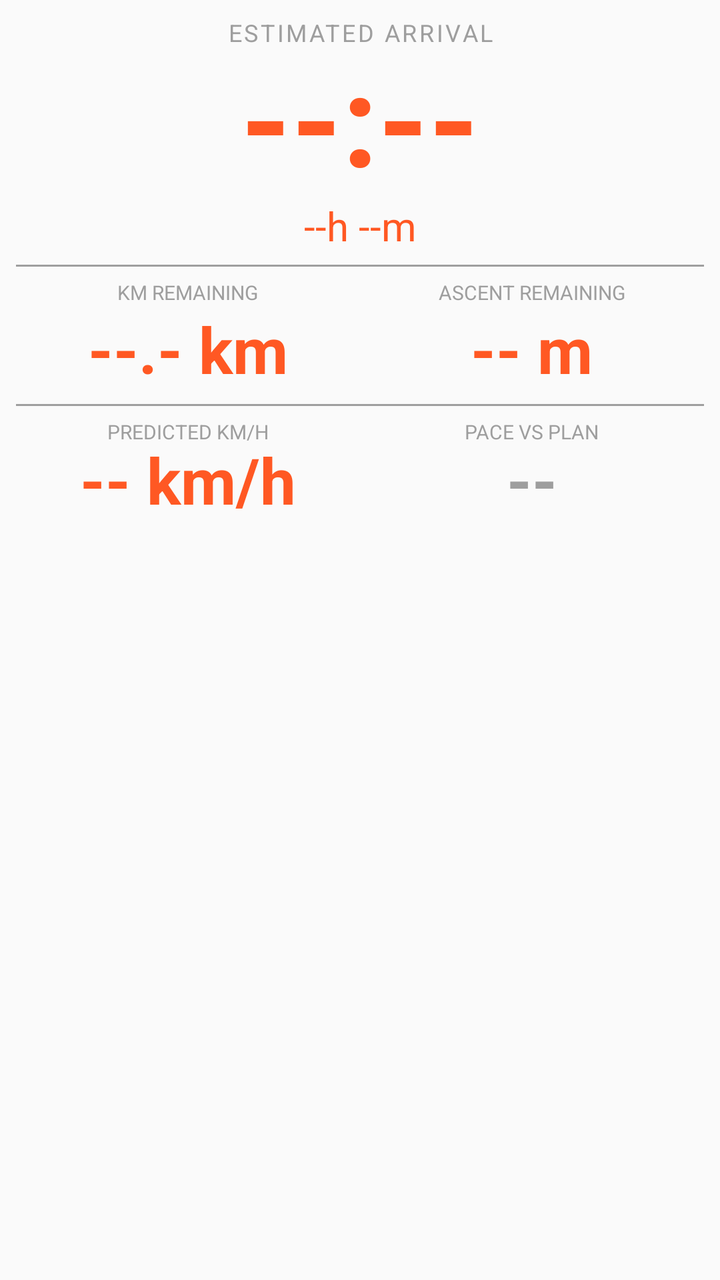
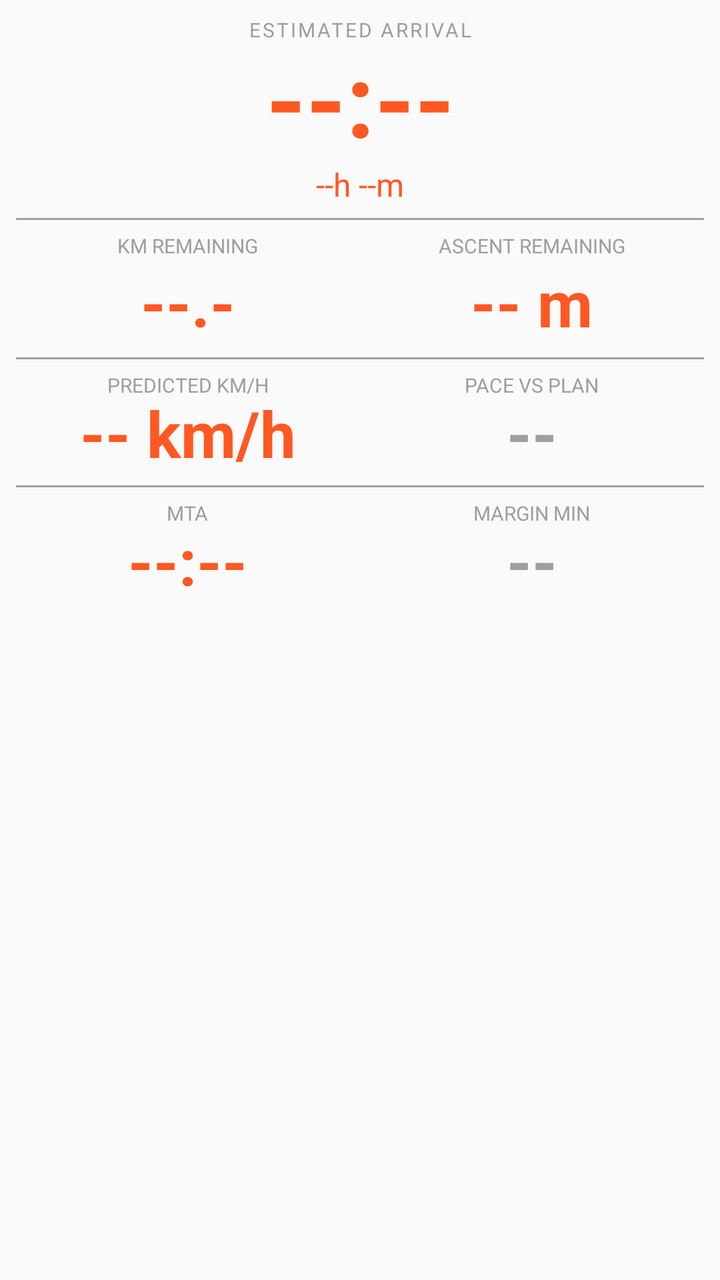

The first picture is an Android layout as it rendered before a commit; the second is the same layout after the commit. The layout source and the unified diff follow.
<!-- AndroidManifest.xml: application theme Theme.AppCompat.DayNight.NoActionBar -->
<!-- res/layout/view_eta_master.xml -->
<?xml version="1.0" encoding="utf-8"?>
<LinearLayout xmlns:android="http://schemas.android.com/apk/res/android"
    android:id="@+id/root_master"
    android:layout_width="match_parent"
    android:layout_height="match_parent"
    android:background="@android:color/transparent"
    android:orientation="vertical"
    android:padding="8dp">

    
    <TextView
        android:id="@+id/tv_master_lbl_eta"
        android:layout_width="match_parent"
        android:layout_height="wrap_content"
        android:text="ESTIMATED ARRIVAL"
        android:textColor="#9E9E9E"
        android:textSize="12sp"
        android:gravity="center"
        android:letterSpacing="0.1" />

    <TextView
        android:id="@+id/tv_master_eta"
        android:layout_width="match_parent"
        android:layout_height="wrap_content"
        android:text="--:--"
        android:textColor="#FF5823"
        android:textSize="64sp"
        android:textStyle="bold"
        android:gravity="center"
        android:includeFontPadding="false" />

    <TextView
        android:id="@+id/tv_master_remaining"
        android:layout_width="match_parent"
        android:layout_height="wrap_content"
        android:text="--h --m"
        android:textColor="#FF5823"
        android:textSize="20sp"
        android:gravity="center" />

    
    <TextView
        android:id="@+id/tv_master_div1"
        android:layout_width="match_parent"
        android:layout_height="1dp"
        android:layout_marginTop="6dp"
        android:layout_marginBottom="6dp"
        android:background="#9E9E9E" />

    
    <LinearLayout
        android:layout_width="match_parent"
        android:layout_height="wrap_content"
        android:orientation="horizontal"
        android:baselineAligned="false">

        <LinearLayout
            android:layout_width="0dp"
            android:layout_height="wrap_content"
            android:layout_weight="1"
            android:orientation="vertical"
            android:gravity="center">
            <TextView android:id="@+id/tv_master_lbl_km" android:layout_width="wrap_content" android:layout_height="wrap_content" android:text="KM REMAINING" android:textColor="#9E9E9E" android:textSize="10sp" />
            <TextView android:id="@+id/tv_master_km" android:layout_width="wrap_content" android:layout_height="wrap_content" android:text="--.- km" android:textColor="#FF5823" android:textSize="32sp" android:textStyle="bold" />
        </LinearLayout>

        <LinearLayout
            android:layout_width="0dp"
            android:layout_height="wrap_content"
            android:layout_weight="1"
            android:orientation="vertical"
            android:gravity="center">
            <TextView android:id="@+id/tv_master_lbl_ascent" android:layout_width="wrap_content" android:layout_height="wrap_content" android:text="ASCENT REMAINING" android:textColor="#9E9E9E" android:textSize="10sp" />
            <TextView android:id="@+id/tv_master_ascent" android:layout_width="wrap_content" android:layout_height="wrap_content" android:text="-- m" android:textColor="#FF5823" android:textSize="32sp" android:textStyle="bold" />
        </LinearLayout>
    </LinearLayout>

    
    <TextView
        android:id="@+id/tv_master_div2"
        android:layout_width="match_parent"
        android:layout_height="1dp"
        android:layout_marginTop="6dp"
        android:layout_marginBottom="6dp"
        android:background="#9E9E9E" />

    
    <LinearLayout
        android:layout_width="match_parent"
        android:layout_height="wrap_content"
        android:orientation="horizontal"
        android:baselineAligned="false">

        <LinearLayout
            android:layout_width="0dp"
            android:layout_height="wrap_content"
            android:layout_weight="1"
            android:orientation="vertical"
            android:gravity="center">
            <TextView android:id="@+id/tv_master_lbl_avgspeed" android:layout_width="wrap_content" android:layout_height="wrap_content" android:text="PREDICTED KM/H" android:textColor="#9E9E9E" android:textSize="10sp" />
            <TextView android:id="@+id/tv_master_avgspeed" android:layout_width="wrap_content" android:layout_height="wrap_content" android:text="-- km/h" android:textColor="#FF5823" android:textSize="32sp" android:textStyle="bold" android:includeFontPadding="false" />
        </LinearLayout>

        <LinearLayout
            android:layout_width="0dp"
            android:layout_height="wrap_content"
            android:layout_weight="1"
            android:orientation="vertical"
            android:gravity="center">
            <TextView android:id="@+id/tv_master_lbl_delta" android:layout_width="wrap_content" android:layout_height="wrap_content" android:text="PACE VS PLAN" android:textColor="#9E9E9E" android:textSize="10sp" />
            <TextView android:id="@+id/tv_master_delta" android:layout_width="wrap_content" android:layout_height="wrap_content" android:text="--" android:textColor="#9E9E9E" android:textSize="32sp" android:textStyle="bold" android:includeFontPadding="false" />
        </LinearLayout>
    </LinearLayout>

</LinearLayout>
<!-- resources referenced by this layout -->
<resources>

</resources>

<!-- the commit's change to res/layout/view_eta_master.xml (unified diff, before → after) -->
@@ -14,7 +14,7 @@
         android:layout_height="wrap_content"
         android:text="ESTIMATED ARRIVAL"
         android:textColor="#9E9E9E"
-        android:textSize="12sp"
+        android:textSize="10sp"
         android:gravity="center"
         android:letterSpacing="0.1" />
 
@@ -24,7 +24,7 @@
         android:layout_height="wrap_content"
         android:text="--:--"
         android:textColor="#FF5823"
-        android:textSize="64sp"
+        android:textSize="51sp"
         android:textStyle="bold"
         android:gravity="center"
         android:includeFontPadding="false" />
@@ -35,7 +35,7 @@
         android:layout_height="wrap_content"
         android:text="--h --m"
         android:textColor="#FF5823"
-        android:textSize="20sp"
+        android:textSize="16sp"
         android:gravity="center" />
 
     
@@ -61,7 +61,7 @@
             android:orientation="vertical"
             android:gravity="center">
             <TextView android:id="@+id/tv_master_lbl_km" android:layout_width="wrap_content" android:layout_height="wrap_content" android:text="KM REMAINING" android:textColor="#9E9E9E" android:textSize="10sp" />
-            <TextView android:id="@+id/tv_master_km" android:layout_width="wrap_content" android:layout_height="wrap_content" android:text="--.- km" android:textColor="#FF5823" android:textSize="32sp" android:textStyle="bold" />
+            <TextView android:id="@+id/tv_master_km" android:layout_width="wrap_content" android:layout_height="wrap_content" android:text="--.-" android:textColor="#FF5823" android:textSize="32sp" android:textStyle="bold" />
         </LinearLayout>
 
         <LinearLayout
@@ -112,4 +112,42 @@
         </LinearLayout>
     </LinearLayout>
 
+    
+    <TextView
+        android:id="@+id/tv_master_div3"
+        android:layout_width="match_parent"
+        android:layout_height="1dp"
+        android:layout_marginTop="6dp"
+        android:layout_marginBottom="6dp"
+        android:background="#9E9E9E" />
+
+    
+    <LinearLayout
+        android:id="@+id/row_master_mta"
+        android:layout_width="match_parent"
+        android:layout_height="wrap_content"
+        android:orientation="horizontal"
+        android:baselineAligned="false">
+
+        <LinearLayout
+            android:layout_width="0dp"
+            android:layout_height="wrap_content"
+            android:layout_weight="1"
+            android:orientation="vertical"
+            android:gravity="center">
+            <TextView android:id="@+id/tv_master_lbl_mta" android:layout_width="wrap_content" android:layout_height="wrap_content" android:text="MTA" android:textColor="#9E9E9E" android:textSize="10sp" />
+            <TextView android:id="@+id/tv_master_mta" android:layout_width="wrap_content" android:layout_height="wrap_content" android:text="--:--" android:textColor="#FF5823" android:textSize="32sp" android:textStyle="bold" android:includeFontPadding="false" />
+        </LinearLayout>
+
+        <LinearLayout
+            android:layout_width="0dp"
+            android:layout_height="wrap_content"
+            android:layout_weight="1"
+            android:orientation="vertical"
+            android:gravity="center">
+            <TextView android:id="@+id/tv_master_lbl_margin" android:layout_width="wrap_content" android:layout_height="wrap_content" android:text="MARGIN MIN" android:textColor="#9E9E9E" android:textSize="10sp" />
+            <TextView android:id="@+id/tv_master_margin" android:layout_width="wrap_content" android:layout_height="wrap_content" android:text="--" android:textColor="#9E9E9E" android:textSize="32sp" android:textStyle="bold" android:includeFontPadding="false" />
+        </LinearLayout>
+    </LinearLayout>
+
 </LinearLayout>
